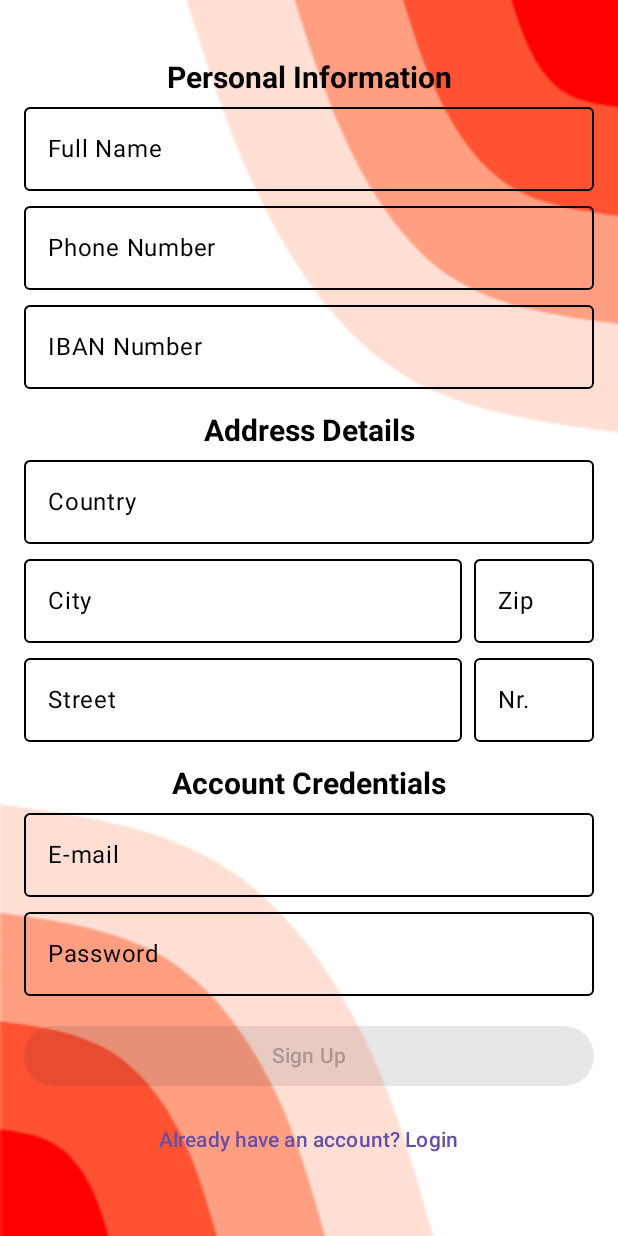
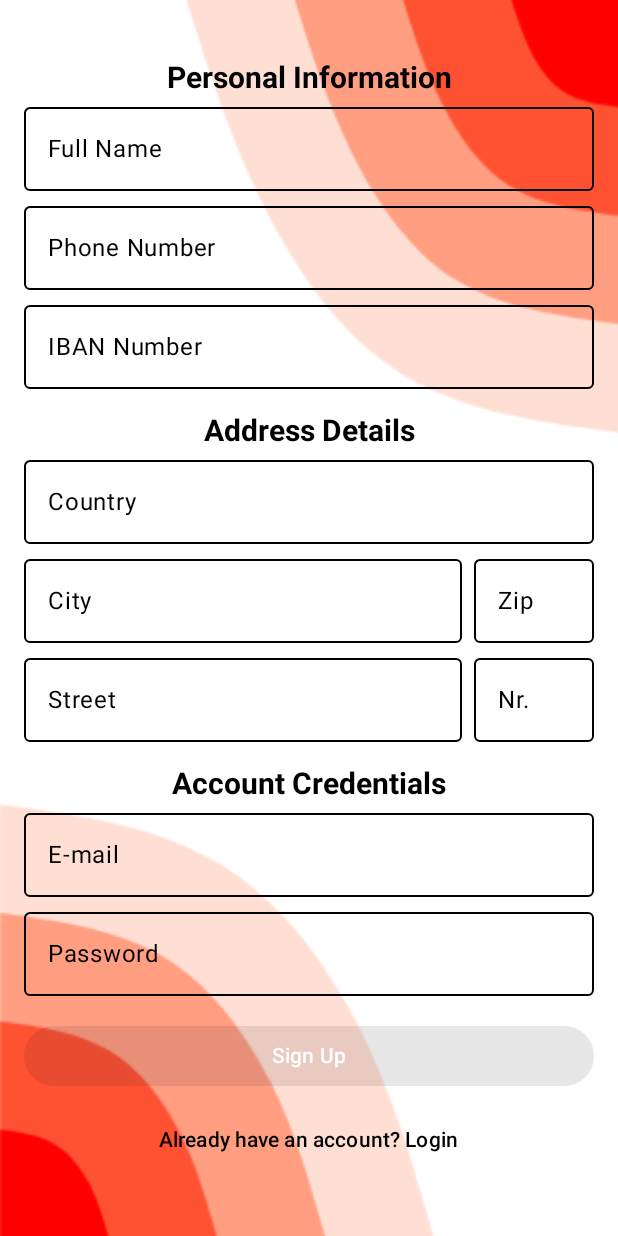
Before and after one commit to vervoortkobe/mobdev_renting_app, an Android app built with Jetpack Compose: the SignupActivity screen opened directly, with no data from a screen before it, on a phone screen of 412 x 824 dp. Run offline under Robolectric (Android 15) with nearby library versions, the phone set to English and light mode, and no system bars; our stand-ins replace Firebase (no records; nobody signed in at launch, a user with empty details on screens opened directly).

Commit message:
Feat: Styling SignupActivity

```diff
--- a/app/src/main/java/edu/ap/mobiledevrentingapp/SignupActivity.kt
+++ b/app/src/main/java/edu/ap/mobiledevrentingapp/SignupActivity.kt
@@ -300,9 +300,10 @@ fun SignupScreen(
                     }
                 },
                 modifier = Modifier.fillMaxWidth(),
-                enabled = email.isNotBlank() && password.isNotBlank()
+                enabled = email.isNotBlank() && password.isNotBlank(),
+                colors = ButtonDefaults.buttonColors(containerColor = Color.Black)
             ) {
-                Text("Sign Up")
+                Text("Sign Up", color = Color.White)
             }
 
             Spacer(modifier = Modifier.height(8.dp))
@@ -310,7 +311,7 @@ fun SignupScreen(
             TextButton(
                 onClick = { onNavigateToLogin() }
             ) {
-                Text("Already have an account? Login")
+                Text("Already have an account? Login", color = Color.Black)
             }
         }
     }
```
